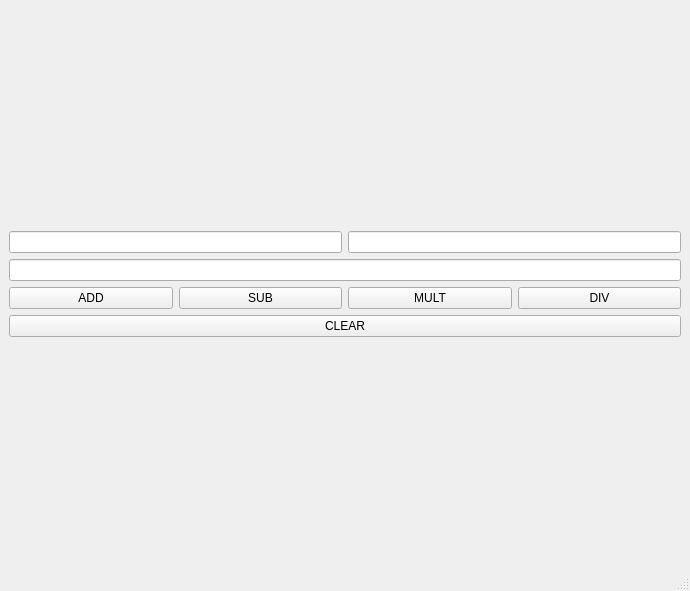
Above: calc.ui from kapsimus/37-1 before the change. Below: the same form after it.
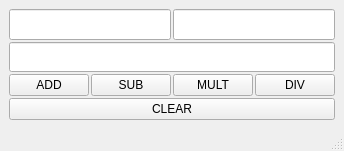
That is the form after the change.

The edit to the form file:
```diff
--- a/calc.ui
+++ b/calc.ui
@@ -6,8 +6,8 @@
    <rect>
     <x>0</x>
     <y>0</y>
-    <width>690</width>
-    <height>591</height>
+    <width>326</width>
+    <height>151</height>
    </rect>
   </property>
   <property name="windowTitle">
@@ -17,6 +17,9 @@
    <layout class="QGridLayout" name="gridLayout_2">
     <item row="0" column="0">
      <layout class="QGridLayout" name="gridLayout">
+      <property name="spacing">
+       <number>2</number>
+      </property>
       <item row="2" column="3">
        <widget class="QPushButton" name="divButton">
         <property name="text">
@@ -25,7 +28,14 @@
        </widget>
       </item>
       <item row="0" column="2" colspan="2">
-       <widget class="QLineEdit" name="lineEdit2"/>
+       <widget class="QLineEdit" name="lineEdit2">
+        <property name="sizePolicy">
+         <sizepolicy hsizetype="Expanding" vsizetype="Expanding">
+          <horstretch>0</horstretch>
+          <verstretch>0</verstretch>
+         </sizepolicy>
+        </property>
+       </widget>
       </item>
       <item row="2" column="2">
        <widget class="QPushButton" name="multButton">
@@ -35,7 +45,14 @@
        </widget>
       </item>
       <item row="1" column="0" colspan="4">
-       <widget class="QLineEdit" name="lineEdit3"/>
+       <widget class="QLineEdit" name="lineEdit3">
+        <property name="sizePolicy">
+         <sizepolicy hsizetype="Expanding" vsizetype="Expanding">
+          <horstretch>0</horstretch>
+          <verstretch>0</verstretch>
+         </sizepolicy>
+        </property>
+       </widget>
       </item>
       <item row="2" column="1">
        <widget class="QPushButton" name="subButton">
@@ -45,7 +62,14 @@
        </widget>
       </item>
       <item row="0" column="0" colspan="2">
-       <widget class="QLineEdit" name="lineEdit1"/>
+       <widget class="QLineEdit" name="lineEdit1">
+        <property name="sizePolicy">
+         <sizepolicy hsizetype="Expanding" vsizetype="Expanding">
+          <horstretch>0</horstretch>
+          <verstretch>0</verstretch>
+         </sizepolicy>
+        </property>
+       </widget>
       </item>
       <item row="3" column="0" colspan="4">
        <widget class="QPushButton" name="clearButton">
```
Left out of the diff: 36 changed lines with no effect on the pictures.
